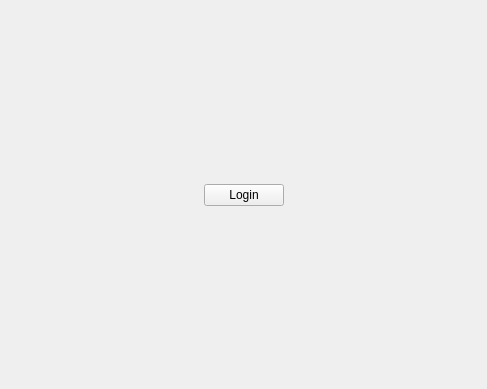
This is src/Network/AuthWidget.ui in drunkflystudio/client as Qt 5 draws it before an edit. The edited form follows.
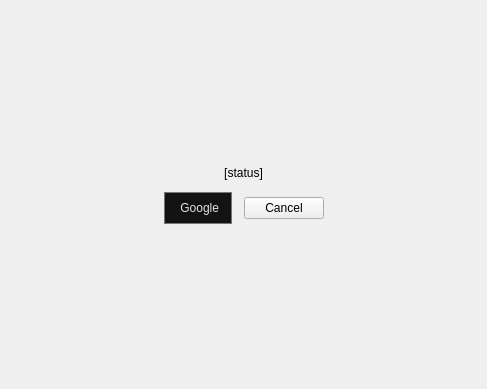
This is the edited form. Icons and pictures are not drawn.

Commit message: Working to implement authentication with Google.

```diff
--- a/src/Network/AuthWidget.ui
+++ b/src/Network/AuthWidget.ui
@@ -30,6 +30,19 @@
      </property>
     </spacer>
    </item>
+   <item>
+    <widget class="QLabel" name="statusLabel">
+     <property name="text">
+      <string notr="true">[status]</string>
+     </property>
+     <property name="textFormat">
+      <enum>Qt::TextFormat::RichText</enum>
+     </property>
+     <property name="alignment">
+      <set>Qt::AlignmentFlag::AlignCenter</set>
+     </property>
+    </widget>
+   </item>
    <item>
     <layout class="QHBoxLayout" name="buttonLayout">
      <item>
@@ -46,9 +59,37 @@
       </spacer>
      </item>
      <item>
-      <widget class="QPushButton" name="loginButton">
+      <widget class="QPushButton" name="googleButton">
+       <property name="cursor">
+        <cursorShape>ArrowCursor</cursorShape>
+       </property>
+       <property name="styleSheet">
+        <string notr="true">QPushButton{
+background-color:#131314;
+border:1px solid #747775;
+color:#e3e3e3;
+height:30px;
+padding:0 12px;
+}
+QPushButton:hover {
+background-color:#232324;
+border:1px solid #949995;
+}</string>
+       </property>
        <property name="text">
-        <string>Login</string>
+        <string> Google</string>
+       </property>
+       <property name="icon">
+        <iconset>
+         <normalon>:/google.svg</normalon>
+        </iconset>
+       </property>
+      </widget>
+     </item>
+     <item>
+      <widget class="QPushButton" name="cancelButton">
+       <property name="text">
+        <string>Cancel</string>
        </property>
       </widget>
      </item>
```
Left out of the diff: 4 changed lines with no effect on the pictures. The commit also changes 11 other files.
